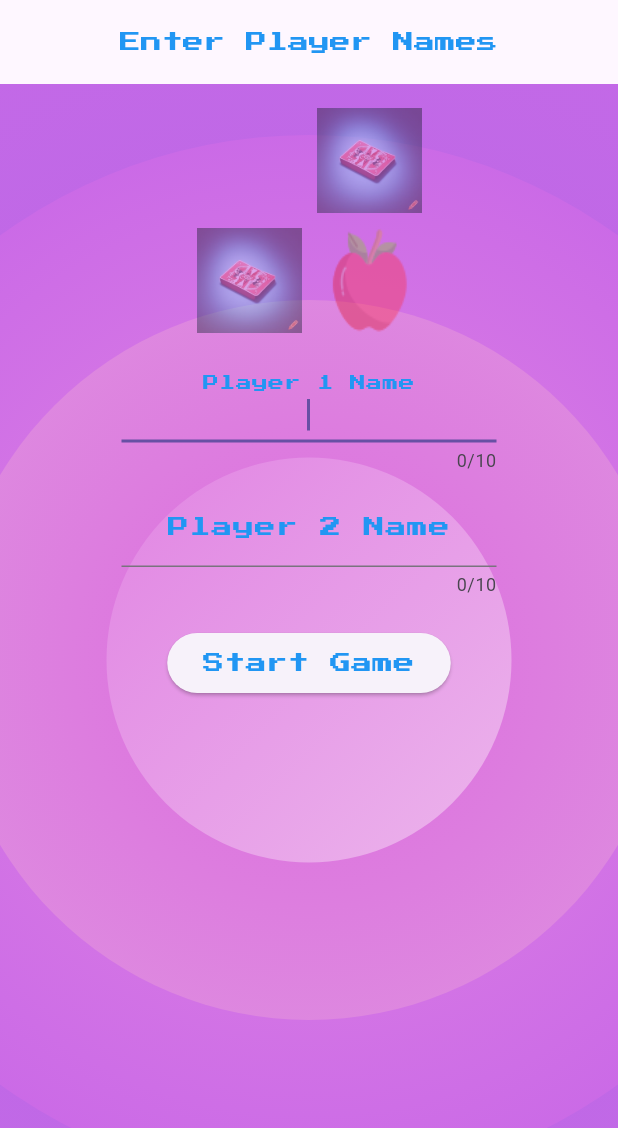
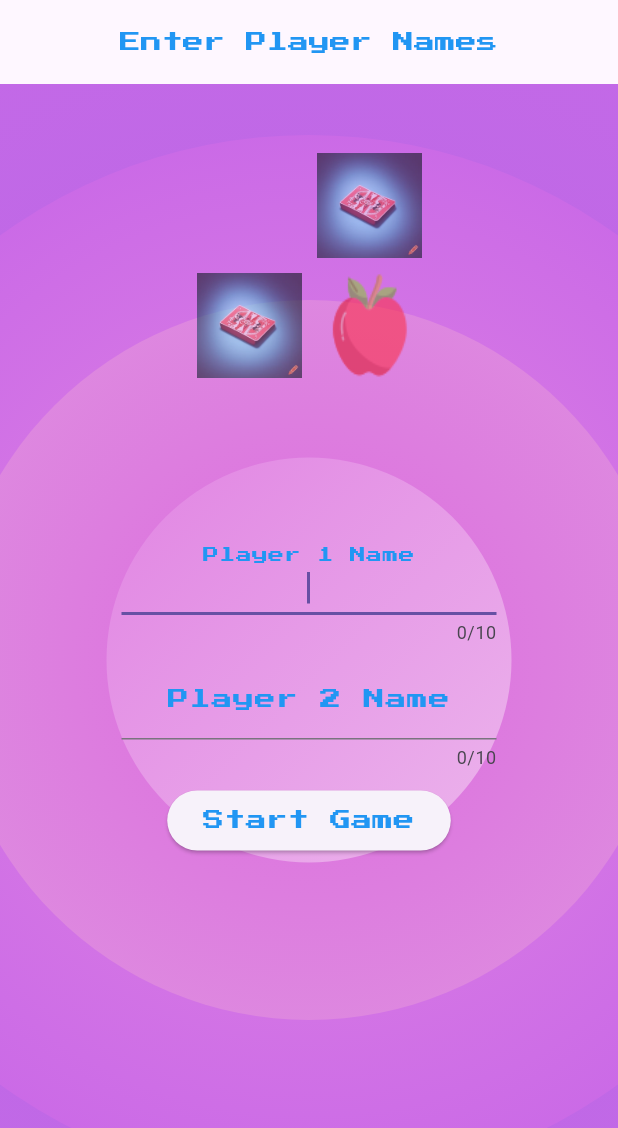
Before and after one commit to ZPatryk/cardgame3, a Flutter app: the screen it shows after launch, on a phone screen of 412 x 824 dp. Shown: the top 1128 px of the screen. Run offline on Flutter 3.47's test engine with Material 3 defaults, Android fonts, the phone set to English and light mode, and no system bars.

Commit message:
Poprawa strony statrowej bo sie tlo rozjezdzalo

```diff
--- a/lib/start_screen.dart
+++ b/lib/start_screen.dart
@@ -65,26 +65,31 @@ class _StartScreenState extends State<StartScreen> {
     images.shuffle(Random());
 
     return Scaffold(
+      resizeToAvoidBottomInset: false,
       appBar: AppBar(
         title: const Center(
           child: Text('Enter Player Names', style: TextStyles.retro),
         ),
       ),
       body: GradientWidget(
+        reziseToAvoidBottomInset: false,
         child: Padding(
           padding: const EdgeInsets.all(16.0),
           child: Column(
             mainAxisAlignment: MainAxisAlignment.start,
             children: [
-              // Dodanie widgetu `MultipleCardGridWrapper` na górze
-              const Opacity(
-                opacity: 0.4,
-                child: MultipleCardGridWrapper(
-                  width: 150.0, // Cała szerokość ekranu
-                  height: 150.0, // Zajmuje 40% wysokości ekranu
+              //Dodanie widgetu `MultipleCardGridWrapper` na górze
+              const Padding(
+                padding: EdgeInsets.all(30.0),
+                child: Opacity(
+                  opacity: 0.60,
+                   child: MultipleCardGridWrapper(
+                    width: 150.0, // Cała szerokość ekranu
+                    height: 150.0,
+                  ),
                 ),
               ),
-              const SizedBox(height: 20),
+              const SizedBox(height: 75),
               // Pozostałe elementy poniżej
               SizedBox(
                 width: 250.0,
@@ -122,7 +127,7 @@ class _StartScreenState extends State<StartScreen> {
                   textAlign: TextAlign.center,
                 ),
               ),
-              const SizedBox(height: 20),
+              const SizedBox(height: 10),
               ElevatedButton(
                 onPressed: () {
                   String player1Name = player1Controller.text.isEmpty ? 'Player 1' : player1Controller.text;
--- a/lib/utils/geradient.dart
+++ b/lib/utils/geradient.dart
@@ -6,7 +6,7 @@ class GradientWidget extends StatelessWidget {
 
   const GradientWidget({
     super.key,
-    required this.child,
+    required this.child, required bool reziseToAvoidBottomInset,
   });
 
   @override
```
